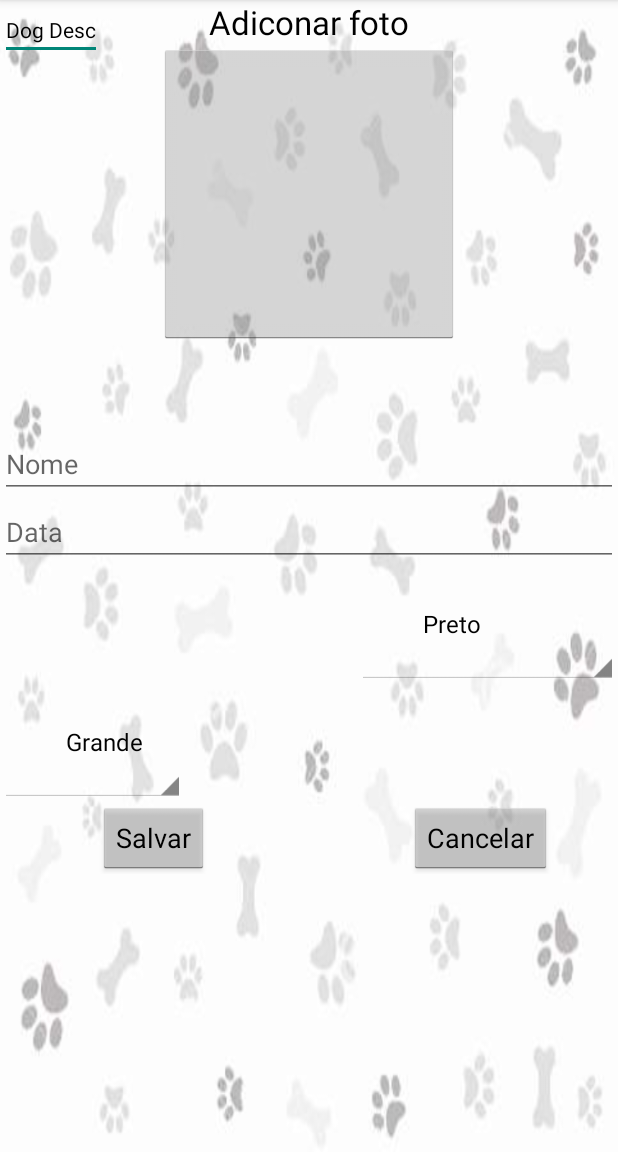
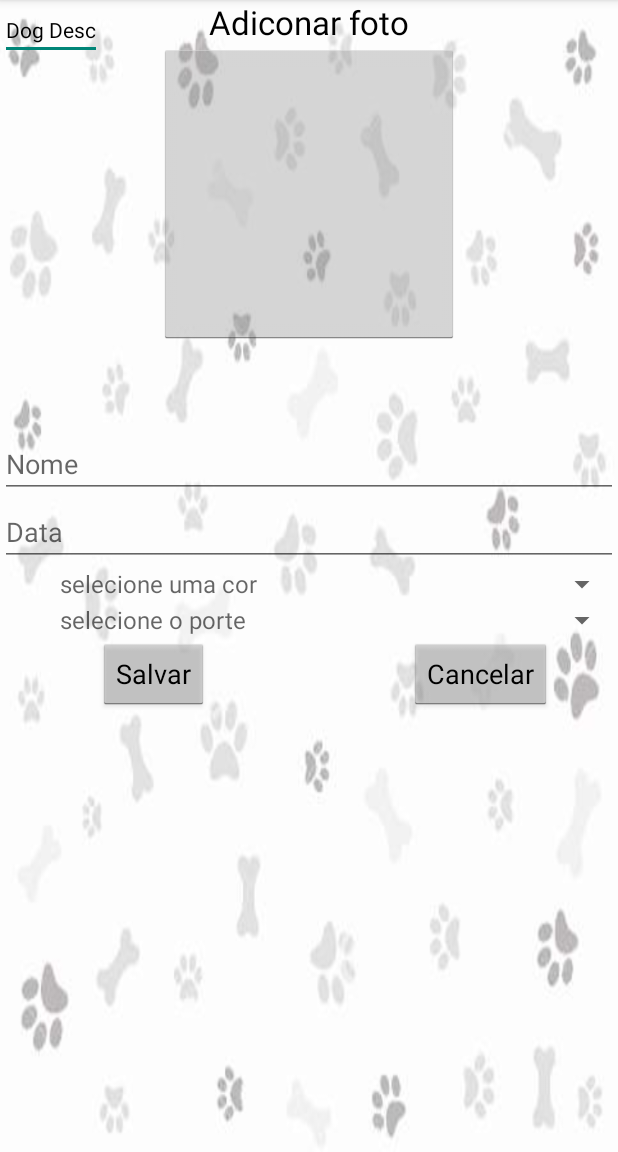
Before and after one commit to EndriwMichel/ForDog2.1, an Android app: the CadDog screen opened directly, with no data from a screen before it, on a phone screen of 412 x 824 dp, the part 84-1236 px from its top. Run offline under Robolectric (Android 15) with nearby library versions, the phone set to English and light mode, and no system bars; libraries missing offline, so code that uses them is left out: com.firebase.client.

Commit message:
Commit Spinner
Commit de spinner quase pronto

```diff
--- a/Map_v2.1/app/src/main/java/com/example/endriw/map_v21/CadDog.java
+++ b/Map_v2.1/app/src/main/java/com/example/endriw/map_v21/CadDog.java
@@ -16,6 +16,7 @@ import android.support.v7.widget.Toolbar;
 import android.view.Menu;
 import android.view.MenuItem;
 import android.view.View;
+import android.view.ViewGroup;
 import android.widget.AdapterView;
 import android.widget.ArrayAdapter;
 import android.widget.ImageButton;
@@ -67,14 +68,83 @@ public class CadDog extends AppCompatActivity {
         dogFoto = (ImageButton) findViewById(R.id.dogFoto);
         sp_cor = (Spinner) findViewById(R.id.dogCor);
         sp_porte = (Spinner) findViewById(R.id.dogPorte);
-        dogCor_adapter = new ArrayAdapter<String>(this, android.R.layout.simple_expandable_list_item_1, dogCor);
+
+     /*   ArrayAdapter<CharSequence> dogCor_adapter = ArrayAdapter.createFromResource(this,
+                R.array.DogCor, android.R.layout.simple_spinner_item);
+        dogCor_adapter.setDropDownViewResource(android.R.layout.simple_spinner_dropdown_item);
+
         dogPorte_adapter = new ArrayAdapter<String>(this, android.R.layout.simple_expandable_list_item_1, dogPorte);
+
         sp_cor.setAdapter(dogCor_adapter);
+        sp_porte.setAdapter(dogPorte_adapter);*/
+        sp_cor = (Spinner) findViewById(R.id.dogCor);
+        sp_porte = (Spinner) findViewById(R.id.dogPorte);
+
+        ArrayAdapter<String> dogCor_adapter = new ArrayAdapter<String>(this, android.R.layout.simple_expandable_list_item_1) {
+
+            @Override
+            public View getView(int position, View convertView, ViewGroup parent) {
+
+                View v = super.getView(position, convertView, parent);
+                if (position == getCount()) {
+                    ((TextView)v.findViewById(android.R.id.text1)).setText("");
+                    ((TextView)v.findViewById(android.R.id.text1)).setHint(getItem(getCount())); //"Hint to be displayed"
+                }
+
+                return v;
+            }
+
+            @Override
+            public int getCount() {
+                return super.getCount()-1; // you dont display last item. It is used as hint.
+            }
+
+        };
+
+        //------------------------------------------------------------------------------------------------------------
+        ArrayAdapter<String> dogPorte_adapter = new ArrayAdapter<String>(this, android.R.layout.simple_expandable_list_item_1) {
+
+            @Override
+            public View getView(int position, View convertView, ViewGroup parent) {
+
+                View v = super.getView(position, convertView, parent);
+                if (position == getCount()) {
+                    ((TextView)v.findViewById(android.R.id.text1)).setText("");
+                    ((TextView)v.findViewById(android.R.id.text1)).setHint(getItem(getCount())); //"Hint to be displayed"
+                }
+
+                return v;
+            }
+
+            @Override
+            public int getCount() {
+                return super.getCount()-1; // you dont display last item. It is used as hint.
+            }
+
+        };
+
+        //adapter.setDropDownViewResource(android.R.layout.simple_expandable_list_item_1);
+
+        dogCor_adapter.add("Preto");
+        dogCor_adapter.add("Branco");
+        dogCor_adapter.add("Marrom");
+        dogCor_adapter.add("Preto/Branco");
+        dogCor_adapter.add("Preto/Marrom");
+        dogCor_adapter.add("Marrom/Branco");
+        dogCor_adapter.add("selecione uma cor");
+
+        dogPorte_adapter.add("Grande");
+        dogPorte_adapter.add("Médio");
+        dogPorte_adapter.add("Pequeno");
+        dogPorte_adapter.add("selecione o porte");
+
+        sp_cor.setAdapter(dogCor_adapter);
+        sp_cor.setSelection(dogCor_adapter.getCount()); //display hint
+
         sp_porte.setAdapter(dogPorte_adapter);
+        sp_porte.setSelection(dogPorte_adapter.getCount());
 
-    //    String cor = sp_cor.getSelectedItem().toString();
-      //  String porte = sp_porte.getSelectedItem().toString();
-   //     System.out.println(cor+" : "+porte);
+
     }
 
     @Override
@@ -127,7 +197,11 @@ public class CadDog extends AppCompatActivity {
 
         String email = MapsActivity.accountName.replace(".", "@");
         dogFirebase fireData = new dogFirebase();
-        fireData.gravaFirebase(email, key, stDogNome, stDogDesc, stDogData, latitude, longitude, base64Image, "Cel", "Porte", "Cor");
+        fireData.gravaFirebase(email, key, stDogNome, stDogDesc, stDogData, latitude, longitude, base64Image, "Cel", sp_porte.getSelectedItem().toString(), sp_cor.getSelectedItem().toString());
+
+        Toast.makeText(this, "Cadastro efetuado",
+                Toast.LENGTH_LONG).show();
+        this.finish();
 
     }
 
--- a/Map_v2.1/app/src/main/res/layout/activity_cad_dog.xml
+++ b/Map_v2.1/app/src/main/res/layout/activity_cad_dog.xml
@@ -91,9 +91,9 @@
             android:layout_alignParentEnd="true" />
 
         <Spinner
-            style="@android:style/Widget.Holo.Light.Spinner"
-            android:layout_width="wrap_content"
-            android:layout_height="wrap_content"
+
+            android:layout_width="match_parent"
+            android:layout_height="match_parent"
             android:id="@+id/dogCor"
             android:spinnerMode="dialog"
             android:layout_below="@+id/dogDate"
@@ -101,9 +101,9 @@
             android:layout_alignParentEnd="true" />
 
         <Spinner
-            style="@android:style/Widget.Holo.Light.Spinner"
-            android:layout_width="wrap_content"
-            android:layout_height="wrap_content"
+
+            android:layout_width="match_parent"
+            android:layout_height="match_parent"
             android:id="@+id/dogPorte"
             android:spinnerMode="dialog"
             android:layout_below="@+id/dogCor"
--- a/Map_v2.1/app/src/main/res/values/strings.xml
+++ b/Map_v2.1/app/src/main/res/values/strings.xml
@@ -1,4 +1,18 @@
 <resources>
     <string name="app_name">Map_v2.1</string>
     <string name="title_activity_maps">Map</string>
+    <string-array name="DogCor">
+        <item>Preto</item>
+        <item>Branco</item>
+        <item>Marrom</item>
+        <item>Preto/Branco</item>
+        <item>Marrom/Branco</item>
+        <item>Marrom/Branco</item>
+        <item>Outra Cor</item>
+    </string-array>
+    <string-array name="DogPorte">
+        <item>Grande</item>
+        <item>Médio</item>
+        <item>Pequeno</item>
+    </string-array>
 </resources>
```
